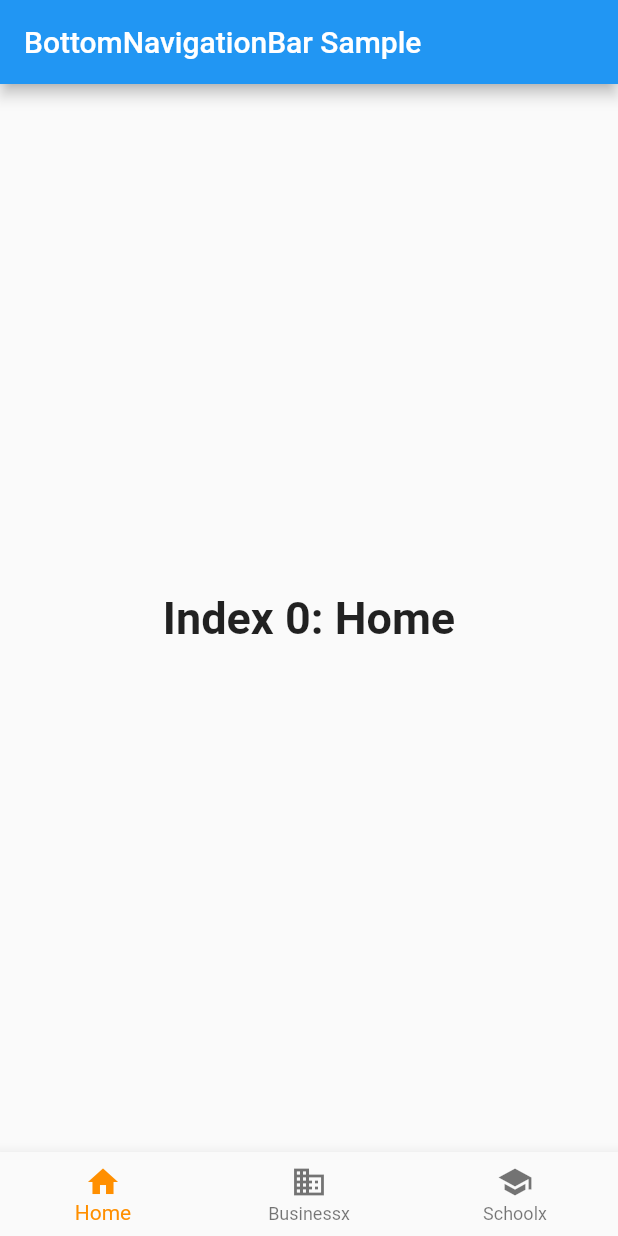
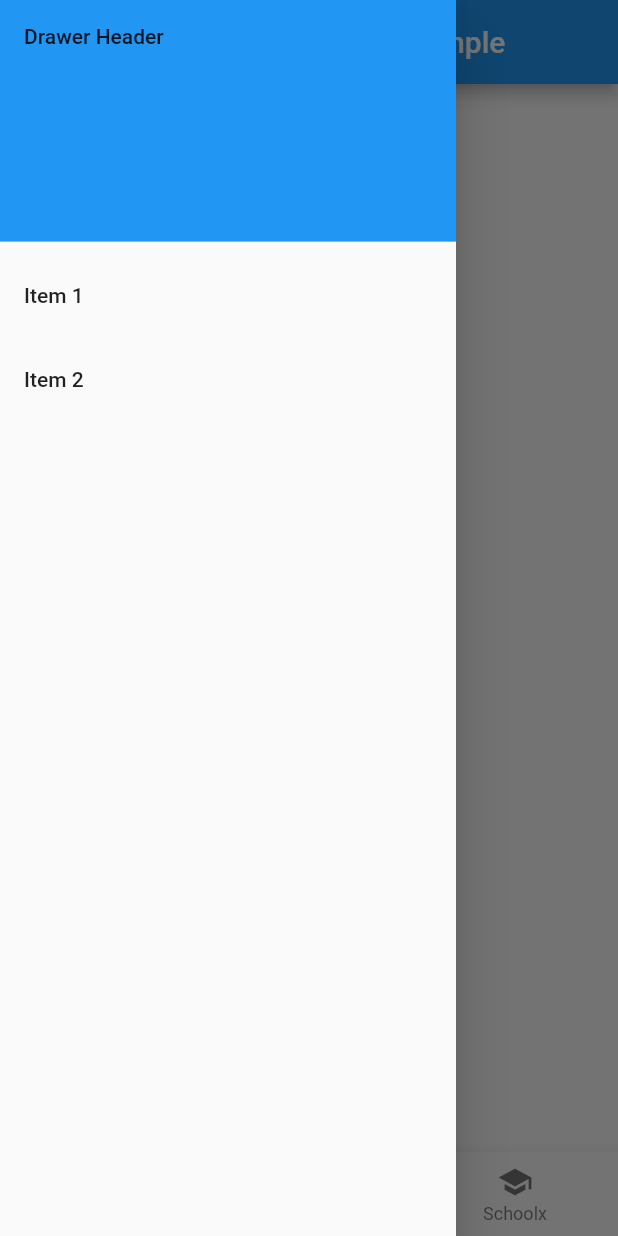
Before and after one commit to gokhanince/androiddeneme, a Flutter app: the screen it shows after launch, with the side drawer open (before the commit the screen has no drawer), on a phone screen of 412 x 824 dp. Run offline on Flutter 3.47's test engine with Material 2 defaults, Android fonts, the phone set to English and light mode, and no system bars.

Commit message:
ilk deneme

```diff
--- a/lib/main.dart
+++ b/lib/main.dart
@@ -58,6 +58,37 @@ class _BottomNavigationBarExampleState
       body: Center(
         child: _widgetOptions.elementAt(_selectedIndex),
       ),
+      drawer: Drawer(
+        // Add a ListView to the drawer. This ensures the user can scroll
+        // through the options in the drawer if there isn't enough vertical
+        // space to fit everything.
+        child: ListView(
+          // Important: Remove any padding from the ListView.
+          padding: EdgeInsets.zero,
+          children: [
+            const DrawerHeader(
+              decoration: BoxDecoration(
+                color: Colors.blue,
+              ),
+              child: Text('Drawer Header'),
+            ),
+            ListTile(
+              title: const Text('Item 1'),
+              onTap: () {
+                // Update the state of the app.
+                // ...
+              },
+            ),
+            ListTile(
+              title: const Text('Item 2'),
+              onTap: () {
+                // Update the state of the app.
+                // ...
+              },
+            ),
+          ],
+        ),
+      ),
       bottomNavigationBar: BottomNavigationBar(
         items: const <BottomNavigationBarItem>[
           BottomNavigationBarItem(
```
